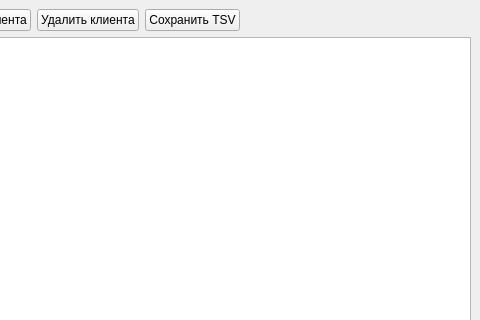
freawed/coursework-database, file mainwindow.ui: the form before one commit; both pictures show x 320 to 800 and y 0 to 320 of the 800 by 600 pixel window.
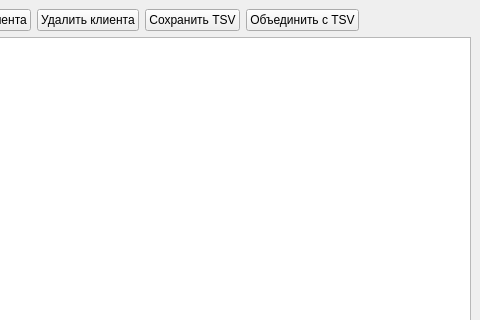
The form after the commit.

Commit message: Добавлено объединение баз TSV в Qt

Patch:
```diff
--- a/mainwindow.ui
+++ b/mainwindow.ui
@@ -52,6 +52,13 @@
         </property>
        </widget>
       </item>
+      <item>
+       <widget class="QPushButton" name="mergeButton">
+        <property name="text">
+         <string>Объединить с TSV</string>
+        </property>
+       </widget>
+      </item>
       <item>
        <spacer name="horizontalSpacer">
         <property name="orientation">
```
The commit also changes 2 other files.
